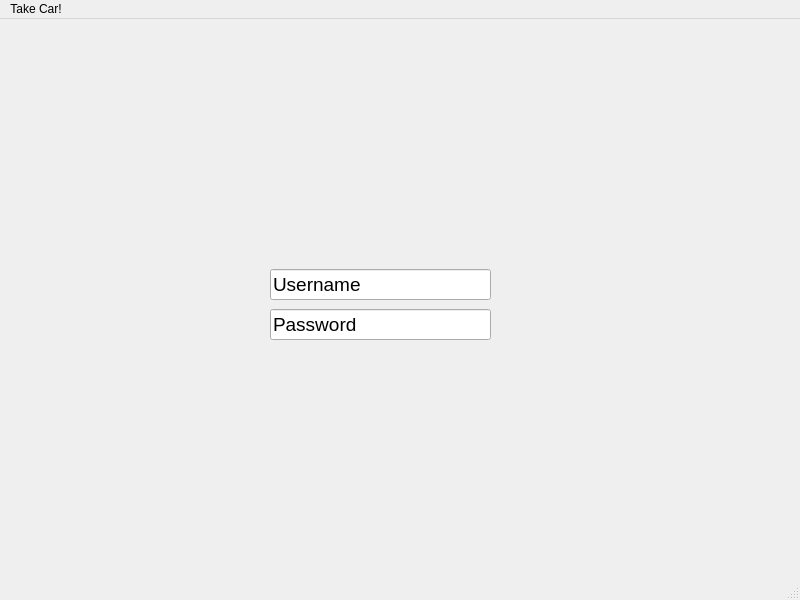
The window that ui/main_window.ui (polsalees/Take-car-) describes before a commit, drawn with Qt 5.
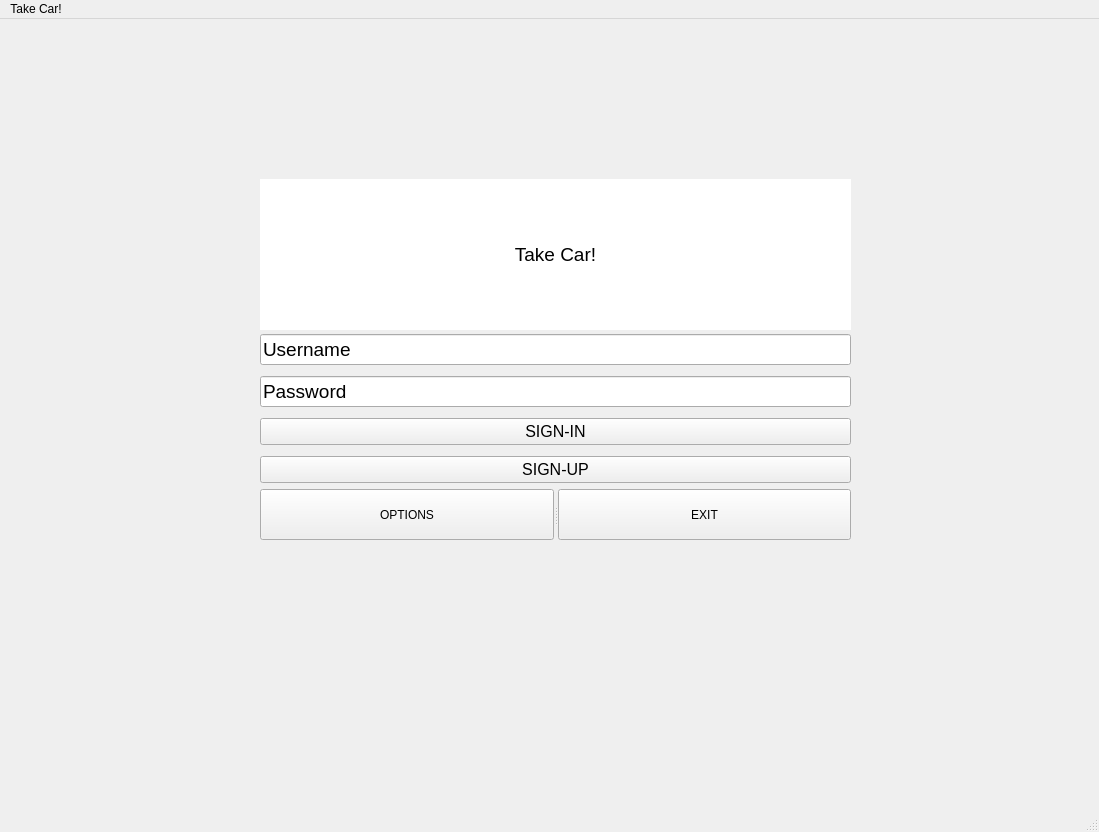
The same window after the commit.

Commit message: Creating a dialog for the Sign-up button

The edit to the form file:
```diff
--- a/ui/main_window.ui
+++ b/ui/main_window.ui
@@ -6,8 +6,8 @@
    <rect>
     <x>0</x>
     <y>0</y>
-    <width>800</width>
-    <height>600</height>
+    <width>1099</width>
+    <height>832</height>
    </rect>
   </property>
   <property name="cursor">
@@ -20,15 +20,430 @@
    <string>MainWindow</string>
   </property>
   <widget class="QWidget" name="centralwidget">
-   <widget class="QLineEdit" name="lineEdit">
+   <widget class="QLabel" name="label">
     <property name="geometry">
      <rect>
-      <x>270</x>
-      <y>250</y>
-      <width>221</width>
-      <height>31</height>
+      <x>260</x>
+      <y>160</y>
+      <width>591</width>
+      <height>151</height>
      </rect>
     </property>
+    <property name="palette">
+     <palette>
+      <active>
+       <colorrole role="WindowText">
+        <brush brushstyle="SolidPattern">
+         <color alpha="255">
+          <red>0</red>
+          <green>0</green>
+          <blue>0</blue>
+         </color>
+        </brush>
+       </colorrole>
+       <colorrole role="Button">
+        <brush brushstyle="SolidPattern">
+         <color alpha="255">
+          <red>255</red>
+          <green>255</green>
+          <blue>255</blue>
+         </color>
+        </brush>
+       </colorrole>
+       <colorrole role="Light">
+        <brush brushstyle="SolidPattern">
+         <color alpha="255">
+          <red>255</red>
+          <green>255</green>
+          <blue>255</blue>
+         </color>
+        </brush>
+       </colorrole>
+       <colorrole role="Midlight">
+        <brush brushstyle="SolidPattern">
+         <color alpha="255">
+          <red>255</red>
+          <green>255</green>
+          <blue>255</blue>
+         </color>
+        </brush>
+       </colorrole>
+       <colorrole role="Dark">
+        <brush brushstyle="SolidPattern">
+         <color alpha="255">
+          <red>127</red>
+          <green>127</green>
+          <blue>127</blue>
+         </color>
+        </brush>
+       </colorrole>
+       <colorrole role="Mid">
+        <brush brushstyle="SolidPattern">
+         <color alpha="255">
+          <red>170</red>
+          <green>170</green>
+          <blue>170</blue>
+         </color>
+        </brush>
+       </colorrole>
+       <colorrole role="Text">
+        <brush brushstyle="SolidPattern">
+         <color alpha="255">
+          <red>0</red>
+          <green>0</green>
+          <blue>0</blue>
+         </color>
+        </brush>
+       </colorrole>
+       <colorrole role="BrightText">
+        <brush brushstyle="SolidPattern">
+         <color alpha="255">
+          <red>255</red>
+          <green>255</green>
+          <blue>255</blue>
+         </color>
+        </brush>
+       </colorrole>
+       <colorrole role="ButtonText">
+        <brush brushstyle="SolidPattern">
+         <color alpha="255">
+          <red>0</red>
+          <green>0</green>
+          <blue>0</blue>
+         </color>
+        </brush>
+       </colorrole>
+       <colorrole role="Base">
+        <brush brushstyle="SolidPattern">
+         <color alpha="255">
+          <red>255</red>
+          <green>255</green>
+          <blue>255</blue>
+         </color>
+        </brush>
+       </colorrole>
+       <colorrole role="Window">
+        <brush brushstyle="SolidPattern">
+         <color alpha="255">
+          <red>255</red>
+          <green>255</green>
+          <blue>255</blue>
+         </color>
+        </brush>
+       </colorrole>
+       <colorrole role="Shadow">
+        <brush brushstyle="SolidPattern">
+         <color alpha="255">
+          <red>0</red>
+          <green>0</green>
+          <blue>0</blue>
+         </color>
+        </brush>
+       </colorrole>
+       <colorrole role="AlternateBase">
+        <brush brushstyle="SolidPattern">
+         <color alpha="255">
+          <red>255</red>
+          <green>255</green>
+          <blue>255</blue>
+         </color>
+        </brush>
+       </colorrole>
+       <colorrole role="ToolTipBase">
+        <brush brushstyle="SolidPattern">
+         <color alpha="255">
+          <red>255</red>
+          <green>255</green>
+          <blue>220</blue>
+         </color>
+        </brush>
+       </colorrole>
+       <colorrole role="ToolTipText">
+        <brush brushstyle="SolidPattern">
+         <color alpha="255">
+          <red>0</red>
+          <green>0</green>
+          <blue>0</blue>
+         </color>
+        </brush>
+       </colorrole>
+      </active>
+      <inactive>
+       <colorrole role="WindowText">
+        <brush brushstyle="SolidPattern">
+         <color alpha="255">
+          <red>0</red>
+          <green>0</green>
+          <blue>0</blue>
+         </color>
+        </brush>
+       </colorrole>
+       <colorrole role="Button">
+        <brush brushstyle="SolidPattern">
+         <color alpha="255">
+          <red>255</red>
+          <green>255</green>
+          <blue>255</blue>
+         </color>
+        </brush>
+       </colorrole>
+       <colorrole role="Light">
+        <brush brushstyle="SolidPattern">
+         <color alpha="255">
+          <red>255</red>
+          <green>255</green>
+          <blue>255</blue>
+         </color>
+        </brush>
+       </colorrole>
+       <colorrole role="Midlight">
+        <brush brushstyle="SolidPattern">
+         <color alpha="255">
+          <red>255</red>
+          <green>255</green>
+          <blue>255</blue>
+         </color>
+        </brush>
+       </colorrole>
+       <colorrole role="Dark">
+        <brush brushstyle="SolidPattern">
+         <color alpha="255">
+          <red>127</red>
+          <green>127</green>
+          <blue>127</blue>
+         </color>
+        </brush>
+       </colorrole>
+       <colorrole role="Mid">
+        <brush brushstyle="SolidPattern">
+         <color alpha="255">
+          <red>170</red>
+          <green>170</green>
+          <blue>170</blue>
+         </color>
+        </brush>
+       </colorrole>
+       <colorrole role="Text">
+        <brush brushstyle="SolidPattern">
+         <color alpha="255">
+          <red>0</red>
+          <green>0</green>
+          <blue>0</blue>
+         </color>
+        </brush>
+       </colorrole>
+       <colorrole role="BrightText">
+        <brush brushstyle="SolidPattern">
+         <color alpha="255">
+          <red>255</red>
+          <green>255</green>
+          <blue>255</blue>
+         </color>
+        </brush>
+       </colorrole>
+       <colorrole role="ButtonText">
+        <brush brushstyle="SolidPattern">
+         <color alpha="255">
+          <red>0</red>
+          <green>0</green>
+          <blue>0</blue>
+         </color>
+        </brush>
+       </colorrole>
+       <colorrole role="Base">
+        <brush brushstyle="SolidPattern">
+         <color alpha="255">
+          <red>255</red>
+          <green>255</green>
+          <blue>255</blue>
+         </color>
+        </brush>
+       </colorrole>
+       <colorrole role="Window">
+        <brush brushstyle="SolidPattern">
+         <color alpha="255">
+          <red>255</red>
+          <green>255</green>
+          <blue>255</blue>
+         </color>
+        </brush>
+       </colorrole>
+       <colorrole role="Shadow">
+        <brush brushstyle="SolidPattern">
+         <color alpha="255">
+          <red>0</red>
+          <green>0</green>
+          <blue>0</blue>
+         </color>
+        </brush>
+       </colorrole>
+       <colorrole role="AlternateBase">
+        <brush brushstyle="SolidPattern">
+         <color alpha="255">
+          <red>255</red>
+          <green>255</green>
+          <blue>255</blue>
+         </color>
+        </brush>
+       </colorrole>
+       <colorrole role="ToolTipBase">
+        <brush brushstyle="SolidPattern">
+         <color alpha="255">
+          <red>255</red>
+          <green>255</green>
+          <blue>220</blue>
+         </color>
+        </brush>
+       </colorrole>
+       <colorrole role="ToolTipText">
+        <brush brushstyle="SolidPattern">
+         <color alpha="255">
+          <red>0</red>
+          <green>0</green>
+          <blue>0</blue>
+         </color>
+        </brush>
+       </colorrole>
+      </inactive>
+      <disabled>
+       <colorrole role="WindowText">
+        <brush brushstyle="SolidPattern">
+         <color alpha="255">
+          <red>127</red>
+          <green>127</green>
+          <blue>127</blue>
+         </color>
+        </brush>
+       </colorrole>
+       <colorrole role="Button">
+        <brush brushstyle="SolidPattern">
+         <color alpha="255">
+          <red>255</red>
+          <green>255</green>
+          <blue>255</blue>
+         </color>
+        </brush>
+       </colorrole>
+       <colorrole role="Light">
+        <brush brushstyle="SolidPattern">
+         <color alpha="255">
+          <red>255</red>
+          <green>255</green>
+          <blue>255</blue>
+         </color>
+        </brush>
+       </colorrole>
+       <colorrole role="Midlight">
+        <brush brushstyle="SolidPattern">
+         <color alpha="255">
+          <red>255</red>
+          <green>255</green>
+          <blue>255</blue>
+         </color>
+        </brush>
+       </colorrole>
+       <colorrole role="Dark">
+        <brush brushstyle="SolidPattern">
+         <color alpha="255">
+          <red>127</red>
+          <green>127</green>
+          <blue>127</blue>
+         </color>
+        </brush>
+       </colorrole>
+       <colorrole role="Mid">
+        <brush brushstyle="SolidPattern">
+         <color alpha="255">
+          <red>170</red>
+          <green>170</green>
+          <blue>170</blue>
+         </color>
+        </brush>
+       </colorrole>
+       <colorrole role="Text">
+        <brush brushstyle="SolidPattern">
+         <color alpha="255">
+          <red>127</red>
+          <green>127</green>
+          <blue>127</blue>
+         </color>
+        </brush>
+       </colorrole>
+       <colorrole role="BrightText">
+        <brush brushstyle="SolidPattern">
+         <color alpha="255">
+          <red>255</red>
+          <green>255</green>
+          <blue>255</blue>
+         </color>
+        </brush>
+       </colorrole>
+       <colorrole role="ButtonText">
+        <brush brushstyle="SolidPattern">
+         <color alpha="255">
+          <red>127</red>
+          <green>127</green>
+          <blue>127</blue>
+         </color>
+        </brush>
+       </colorrole>
+       <colorrole role="Base">
+        <brush brushstyle="SolidPattern">
+         <color alpha="255">
+          <red>255</red>
+          <green>255</green>
+          <blue>255</blue>
+         </color>
+        </brush>
+       </colorrole>
+       <colorrole role="Window">
+        <brush brushstyle="SolidPattern">
+         <color alpha="255">
+          <red>255</red>
+          <green>255</green>
+          <blue>255</blue>
+         </color>
+        </brush>
+       </colorrole>
+       <colorrole role="Shadow">
+        <brush brushstyle="SolidPattern">
+         <color alpha="255">
+          <red>0</red>
+          <green>0</green>
+          <blue>0</blue>
+         </color>
+        </brush>
+       </colorrole>
+       <colorrole role="AlternateBase">
+        <brush brushstyle="SolidPattern">
+         <color alpha="255">
+          <red>255</red>
+          <green>255</green>
+          <blue>255</blue>
+         </color>
+        </brush>
+       </colorrole>
+       <colorrole role="ToolTipBase">
+        <brush brushstyle="SolidPattern">
+         <color alpha="255">
+          <red>255</red>
+          <green>255</green>
+          <blue>220</blue>
+         </color>
+        </brush>
+       </colorrole>
+       <colorrole role="ToolTipText">
+        <brush brushstyle="SolidPattern">
+         <color alpha="255">
+          <red>0</red>
+          <green>0</green>
+          <blue>0</blue>
+         </color>
+        </brush>
+       </colorrole>
+      </disabled>
+     </palette>
+    </property>
     <property name="font">
      <font>
       <pointsize>14</pointsize>
@@ -37,30 +452,113 @@
     <property name="cursor">
      <cursorShape>SplitVCursor</cursorShape>
     </property>
+    <property name="autoFillBackground">
+     <bool>true</bool>
+    </property>
+    <property name="frameShadow">
+     <enum>QFrame::Sunken</enum>
+    </property>
     <property name="text">
-     <string>Username</string>
+     <string>Take Car!</string>
     </property>
+    <property name="textFormat">
+     <enum>Qt::PlainText</enum>
+    </property>
+    <property name="alignment">
+     <set>Qt::AlignCenter</set>
+    </property>
+    <property name="margin">
+     <number>0</number>
+    </property>
    </widget>
-   <widget class="QLineEdit" name="lineEdit_2">
+   <widget class="QWidget" name="">
     <property name="geometry">
      <rect>
-      <x>270</x>
-      <y>290</y>
-      <width>221</width>
-      <height>31</height>
+      <x>260</x>
+      <y>310</y>
+      <width>591</width>
+      <height>161</height>
      </rect>
     </property>
-    <property name="font">
-     <font>
-      <pointsize>14</pointsize>
-     </font>
+    <layout class="QVBoxLayout" name="verticalLayout">
+     <item>
+      <widget class="QLineEdit" name="lineEdit">
+       <property name="font">
+        <font>
+         <pointsize>14</pointsize>
+        </font>
+       </property>
+       <property name="cursor">
+        <cursorShape>SplitVCursor</cursorShape>
+       </property>
+       <property name="text">
+        <string>Username</string>
+       </property>
+      </widget>
+     </item>
+     <item>
+      <widget class="QLineEdit" name="lineEdit_2">
+       <property name="font">
+        <font>
+         <pointsize>14</pointsize>
+        </font>
+       </property>
+       <property name="cursor">
+        <cursorShape>SplitVCursor</cursorShape>
+       </property>
+       <property name="text">
+        <string>Password</string>
+       </property>
+      </widget>
+     </item>
+     <item>
+      <widget class="QPushButton" name="pushButton">
+       <property name="font">
+        <font>
+         <pointsize>12</pointsize>
+        </font>
+       </property>
+       <property name="text">
+        <string>SIGN-IN</string>
+       </property>
+      </widget>
+     </item>
+     <item>
+      <widget class="QPushButton" name="pushButton_4">
+       <property name="font">
+        <font>
+         <pointsize>12</pointsize>
+        </font>
+       </property>
+       <property name="text">
+        <string>SIGN-UP</string>
+       </property>
+      </widget>
+     </item>
+    </layout>
+   </widget>
+   <widget class="QSplitter" name="splitter">
+    <property name="geometry">
+     <rect>
+      <x>260</x>
+      <y>470</y>
+      <width>591</width>
+      <height>51</height>
+     </rect>
     </property>
-    <property name="cursor">
-     <cursorShape>SplitVCursor</cursorShape>
+    <property name="orientation">
+     <enum>Qt::Horizontal</enum>
     </property>
-    <property name="text">
-     <string>Password</string>
-    </property>
+    <widget class="QPushButton" name="pushButton_3">
+     <property name="text">
+      <string>OPTIONS</string>
+     </property>
+    </widget>
+    <widget class="QPushButton" name="pushButton_2">
+     <property name="text">
+      <string>EXIT</string>
+     </property>
+    </widget>
    </widget>
   </widget>
   <widget class="QMenuBar" name="menubar">
@@ -68,7 +566,7 @@
     <rect>
      <x>0</x>
      <y>0</y>
-     <width>800</width>
+     <width>1099</width>
      <height>26</height>
     </rect>
    </property>
```
Left out of the diff: 2 changed lines with no effect on the pictures. The commit also changes 4 other files.
